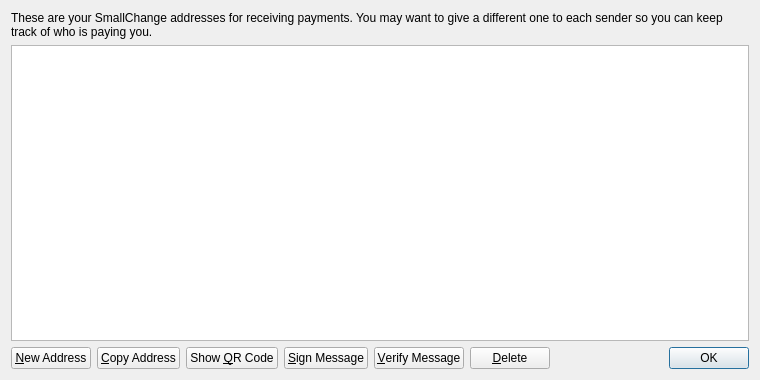
Before: the Qt Designer form src/qt/forms/addressbookpage.ui in rapidminerx/LOCoin_testnet, drawn with Qt 5.
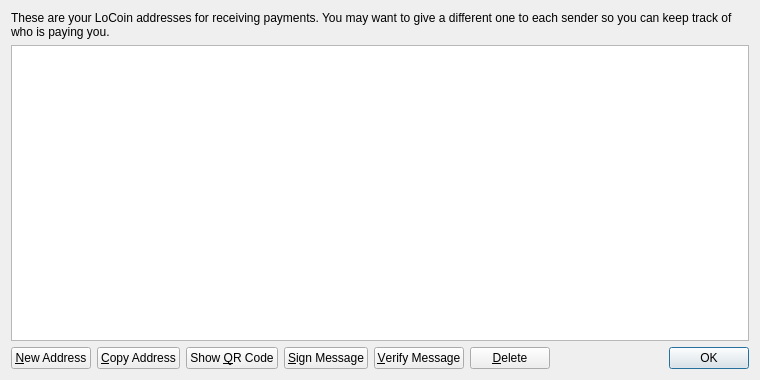
After: the same form once the commit is applied. Icons and pictures are not drawn.

Commit message: Birth of Location Coin (test net): 1. renamed everything 2. updated epoch time to Sep 30 2017

```diff
--- a/src/qt/forms/addressbookpage.ui
+++ b/src/qt/forms/addressbookpage.ui
@@ -17,7 +17,7 @@
    <item>
     <widget class="QLabel" name="labelExplanation">
      <property name="text">
-      <string>These are your SmallChange addresses for receiving payments. You may want to give a different one to each sender so you can keep track of who is paying you.</string>
+      <string>These are your LoCoin addresses for receiving payments. You may want to give a different one to each sender so you can keep track of who is paying you.</string>
      </property>
      <property name="textFormat">
       <enum>Qt::PlainText</enum>
```
The commit also changes 38 other files.
